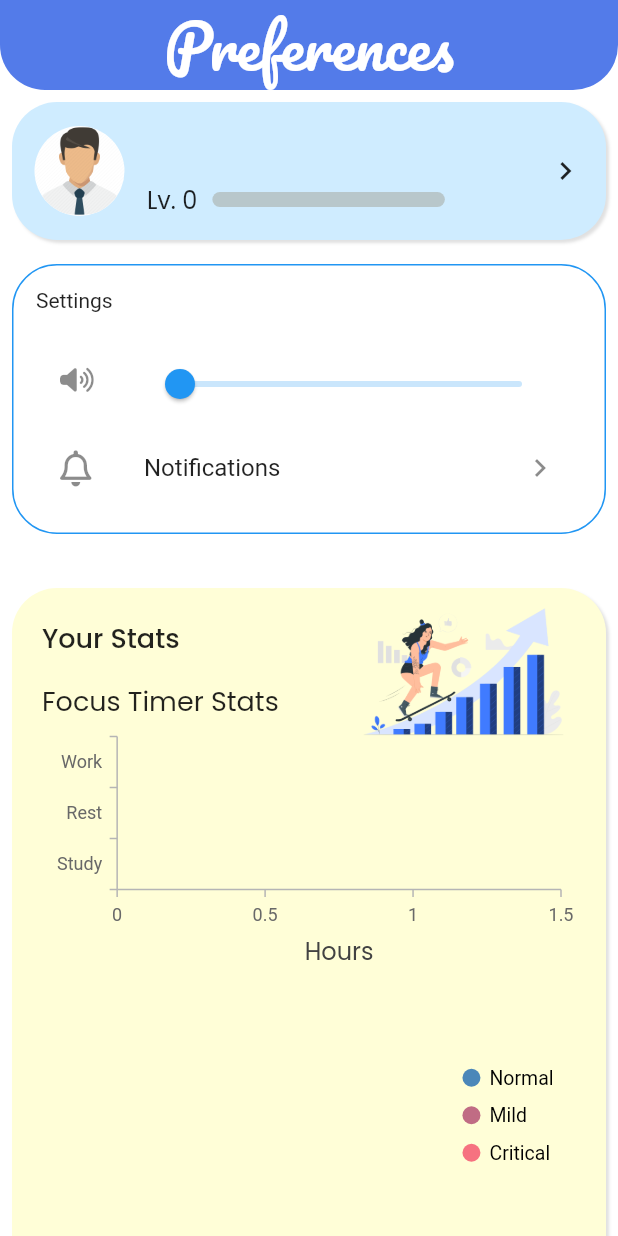
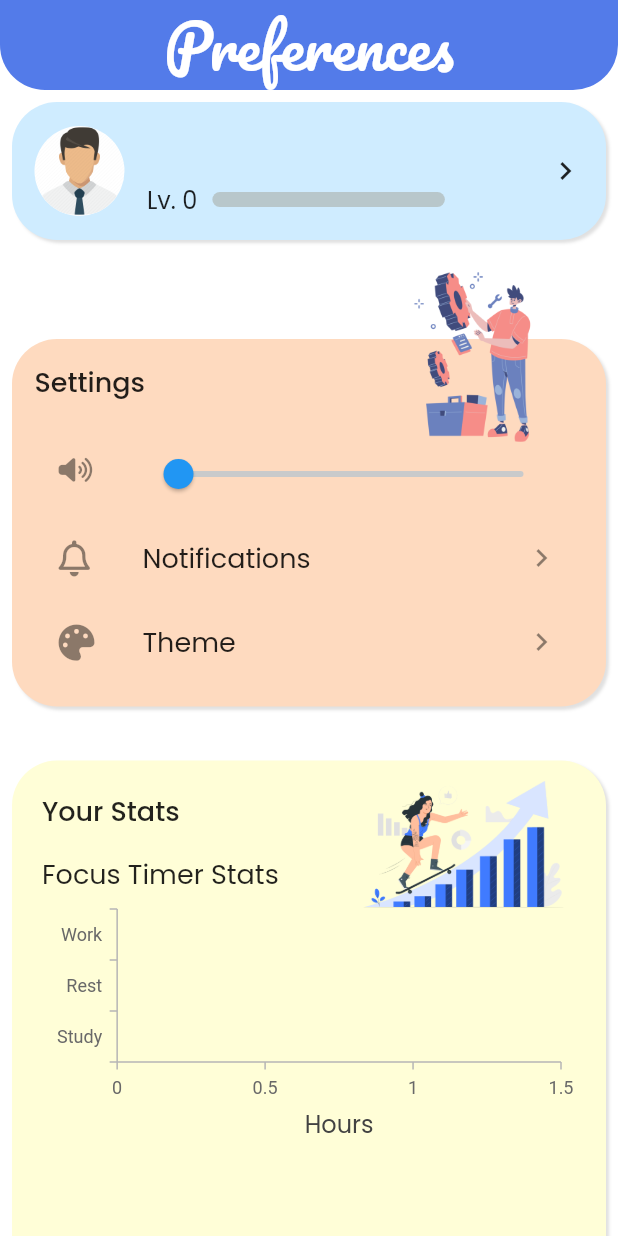
Before and after one commit to Raj-SW/ToDo-Flutter-App, a Flutter app: the Settings screen opened directly, on a phone screen of 412 x 824 dp. Run offline on Flutter 3.47's test engine with Material 2 defaults, Android fonts, the phone set to English and light mode, and no system bars; drawn by our look-alikes of percent_indicator; our stand-ins replace audioplayers, cloud_firestore, curved_navigation_bar, firebase_auth, firebase_core, fl_chart and 23 more; missing offline and left inert: alan_voice, dart:ffi, flutter_alarm_clock, google_ml_kit, shake, volume_controller; accounts and stored records are empty.

Commit message:
Langet mama lor baz

```diff
--- a/lib/pages/Settings.dart
+++ b/lib/pages/Settings.dart
@@ -152,18 +152,28 @@ class _SettingsState extends State<Settings> {
               ),
               Padding(
                 padding: const EdgeInsets.all(8.0),
+                child: Stack(alignment: AlignmentDirectional.topEnd, children: [
+                  Container(
+                    padding: EdgeInsets.only(top: 50),
                     child: Container(
                       padding: EdgeInsets.all(15),
                       decoration: BoxDecoration(
-                      border: Border.all(
-                        color: Colors.blue,
+                          boxShadow: [
+                            BoxShadow(
+                              color: Colors.black12,
+                              blurRadius: 1,
+                              offset: Offset(2, 2), // Shadow position
                             ),
+                          ],
+                          color: Color.fromRGBO(254, 218, 191, 1),
                           borderRadius: BorderRadius.all(Radius.circular(30))),
                       width: MediaQuery.of(context).size.width,
                       child: Column(
                           crossAxisAlignment: CrossAxisAlignment.start,
                           children: [
-                        Text("Settings"),
+                            Text("Settings",
+                                style: GoogleFonts.poppins(
+                                    fontSize: 18, fontWeight: FontWeight.w500)),
                             SizedBox(
                               height: 20,
                             ),
@@ -178,7 +188,8 @@ class _SettingsState extends State<Settings> {
                                 onChanged: (double value) {
                                   setState(() {
                                     _setVolumeValue = value;
-                                VolumeController().setVolume(_setVolumeValue);
+                                    VolumeController()
+                                        .setVolume(_setVolumeValue);
                                   });
                                 },
                                 value: _setVolumeValue,
@@ -186,11 +197,34 @@ class _SettingsState extends State<Settings> {
                             ),
                             ListTile(
                               leading: FaIcon(FontAwesomeIcons.bell),
-                          title: Text("Notifications"),
+                              title: Text("Notifications",
+                                  style: GoogleFonts.poppins(
+                                    fontSize: 18,
+                                  )),
                               trailing: Icon(Icons.keyboard_arrow_right),
                             ),
+                            ListTile(
+                              leading: FaIcon(
+                                FontAwesomeIcons.palette,
+                              ),
+                              title: Text("Theme",
+                                  style: GoogleFonts.poppins(
+                                    fontSize: 18,
+                                  )),
+                              trailing: Icon(Icons.keyboard_arrow_right),
+                            )
                           ]),
                     ),
+                  ),
+                  Padding(
+                    padding: const EdgeInsets.only(right: 20),
+                    child: Image.asset(
+                      "assets/setting.png",
+                      width: 125,
+                      height: 125,
+                    ),
+                  )
+                ]),
               ),
               Padding(
                 padding: const EdgeInsets.all(8.0),
@@ -355,7 +389,7 @@ class _SettingsState extends State<Settings> {
               ),
               //this container makes sure that no widget is overlapped by bottom navigation bar
               Container(
-                height: 70,
+                height: 50,
               )
             ],
           ),
```
Lines whose indentation alone changed are shown as unchanged.
